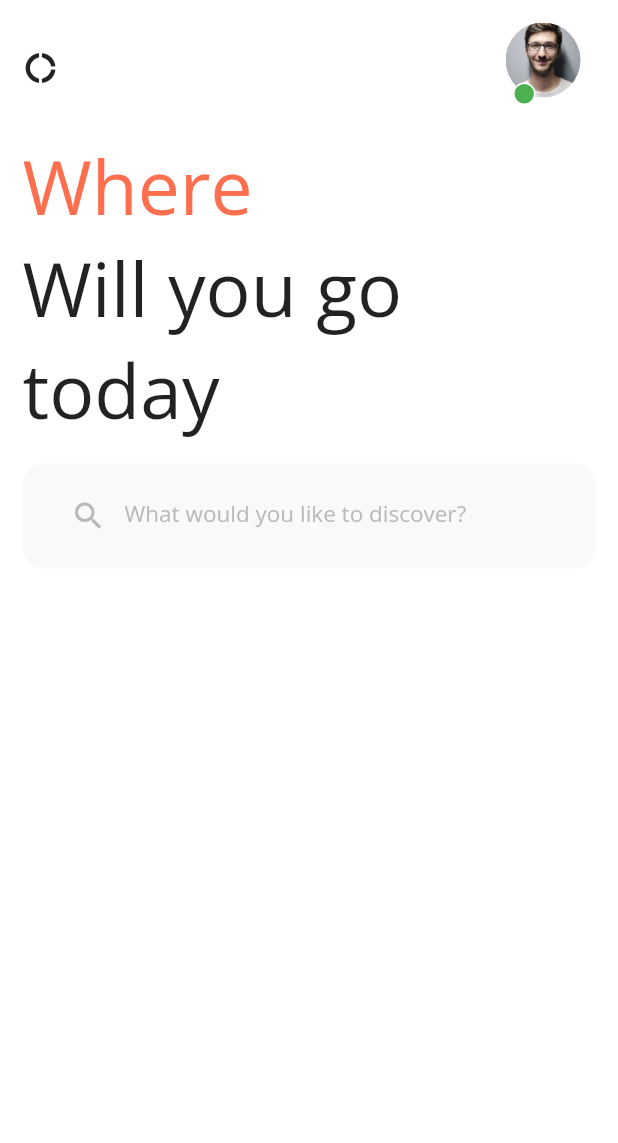
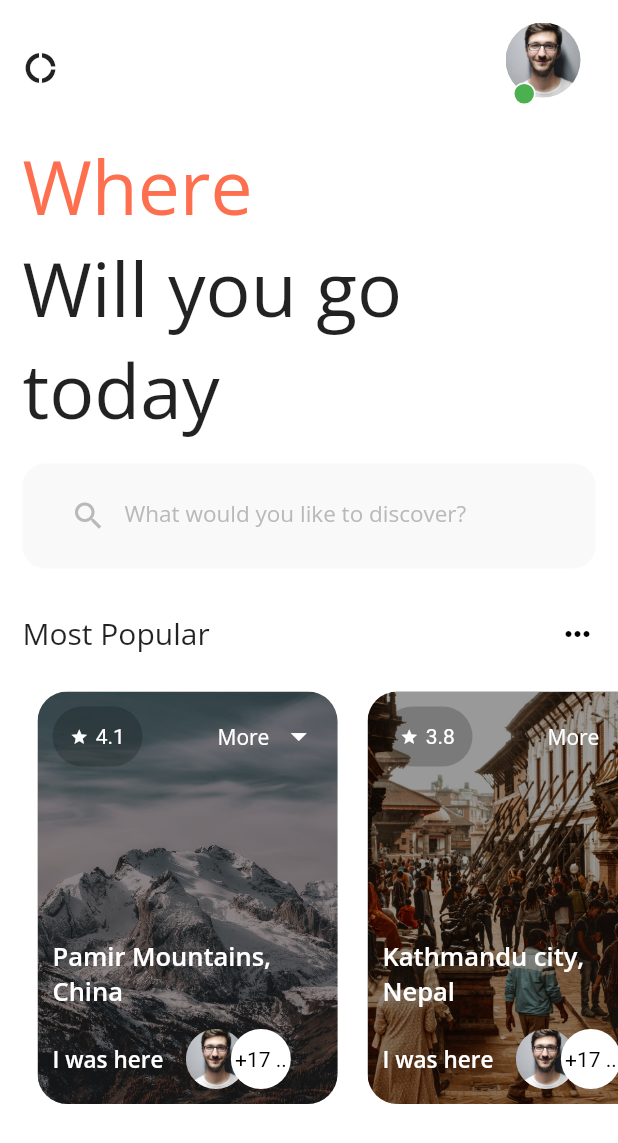
Before and after one commit to tianna1121/flutter_travel_ui, a Flutter app: the screen it shows after launch, on a phone screen of 412 x 824 dp. Shown: the top 1143 px of the screen. Run offline on Flutter 3.47's test engine with Material 2 defaults, Android fonts, the phone set to English and light mode, and no system bars.

Commit message:
add _buildCard(String title, String rating, String imgPath) function.

```diff
--- a/lib/main.dart
+++ b/lib/main.dart
@@ -123,9 +123,195 @@ class _MyHomePageState extends State<MyHomePage> {
                 ),
               ),
             ),
+          ),
+          Padding(
+            padding: const EdgeInsets.all(15.0),
+            child: Container(
+              width: MediaQuery.of(context).size.width,
+              child: Row(
+                mainAxisAlignment: MainAxisAlignment.spaceBetween,
+                children: <Widget>[
+                  Text(
+                    'Most Popular',
+                    style: TextStyle(fontFamily: 'Opensans', fontSize: 20.0),
+                  ),
+                  Icon(
+                    Icons.more_horiz,
+                    color: Colors.black,
+                  )
+                ],
+              ),
+            ),
+          ),
+          Padding(
+            padding: const EdgeInsets.only(left: 15.0),
+            child: Container(
+              height: 300.0,
+              child: ListView(
+                scrollDirection: Axis.horizontal,
+                children: <Widget>[
+                  _buildCard('Pamir Mountains, China', '4.1',
+                      'assets/images/mountain.jpg'),
+                  _buildCard('Kathmandu city, Nepal', '3.8',
+                      'assets/images/kathmandu.jpg'),
+                ],
+              ),
+            ),
           )
         ],
       ),
     );
   }
 }
+
+Widget _buildCard(String title, String rating, String imgPath) {
+  return Padding(
+    padding: EdgeInsets.all(10.0),
+    child: InkWell(
+      onTap: () {},
+      child: Stack(
+        children: <Widget>[
+          Container(
+            height: 275.0,
+            width: 200.0,
+            decoration: BoxDecoration(
+              borderRadius: BorderRadius.circular(20.0),
+              image: DecorationImage(
+                  image: AssetImage(imgPath), fit: BoxFit.cover),
+            ),
+          ),
+          // * make the shade a bit deeper
+          Container(
+            height: 275.0,
+            width: 200.0,
+            decoration: BoxDecoration(
+              borderRadius: BorderRadius.circular(20.0),
+              color: Colors.black.withOpacity(0.4),
+            ),
+          ),
+          Positioned(
+            top: 10.0,
+            left: 10.0,
+            child: Row(
+              children: <Widget>[
+                Container(
+                  height: 40.0,
+                  width: 60.0,
+                  decoration: BoxDecoration(
+                    borderRadius: BorderRadius.circular(20.0),
+                    color: Colors.black.withOpacity(0.2),
+                  ),
+                  child: Center(
+                    child: Row(
+                      mainAxisAlignment: MainAxisAlignment.center,
+                      children: <Widget>[
+                        Icon(
+                          Icons.star,
+                          color: Colors.white,
+                          size: 12.0,
+                        ),
+                        SizedBox(
+                          width: 5.0,
+                        ),
+                        Text(
+                          rating,
+                          style: TextStyle(color: Colors.white),
+                        ),
+                      ],
+                    ),
+                  ),
+                ),
+                SizedBox(
+                  width: 50.0,
+                ),
+                Text(
+                  'More',
+                  style: TextStyle(color: Colors.white, fontFamily: 'Opensans'),
+                ),
+                SizedBox(
+                  width: 7.0,
+                ),
+
+                // * This should be a IconButton in real app.
+                Icon(
+                  Icons.arrow_drop_down,
+                  color: Colors.white,
+                  size: 25.0,
+                ),
+              ],
+            ),
+          ),
+          Positioned(
+            top: 165.0,
+            left: 10.0,
+            child: Container(
+              width: 150.0,
+              child: Text(
+                title,
+                style: TextStyle(
+                    fontFamily: 'Opensans',
+                    fontSize: 17.0,
+                    color: Colors.white,
+                    fontWeight: FontWeight.w600),
+              ),
+            ),
+          ),
+          Positioned(
+            top: 225.0,
+            left: 10.0,
+            child: Row(
+              children: <Widget>[
+                Text(
+                  'I was here',
+                  style: TextStyle(
+                      fontFamily: 'Opensans',
+                      fontSize: 15.0,
+                      color: Colors.white,
+                      fontWeight: FontWeight.w600),
+                ),
+                SizedBox(
+                  width: 15.0,
+                ),
+                Stack(
+                  children: <Widget>[
+                    Container(
+                      height: 40.0,
+                      width: 100.0,
+                    ),
+                    Container(
+                      height: 40.0,
+                      width: 40.0,
+                      decoration: BoxDecoration(
+                        borderRadius: BorderRadius.circular(20.0),
+                        image: DecorationImage(
+                            image: AssetImage('assets/images/profilepic.jpg'),
+                            fit: BoxFit.cover),
+                      ),
+                    ),
+                    Positioned(
+                      left: 30.0,
+                      child: Container(
+                        height: 40,
+                        width: 40,
+                        decoration: BoxDecoration(
+                            borderRadius: BorderRadius.circular(20.0),
+                            color: Colors.white),
+                        child: Center(
+                          child: Text(
+                            '+17 ..',
+                            style:
+                                TextStyle(fontSize: 14.0, color: Colors.black),
+                          ),
+                        ),
+                      ),
+                    )
+                  ],
+                ),
+              ],
+            ),
+          )
+        ],
+      ),
+    ),
+  );
+}
```
